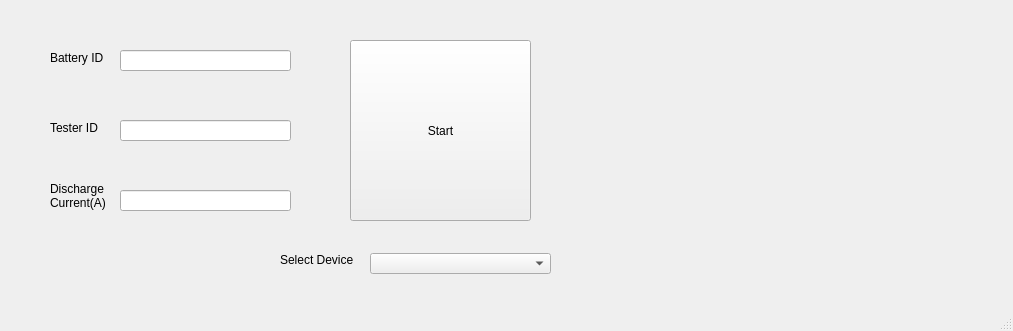
Before: the Qt Designer form mainwindow.ui in badgerloop-software/battery-testing-app, drawn with Qt 5.
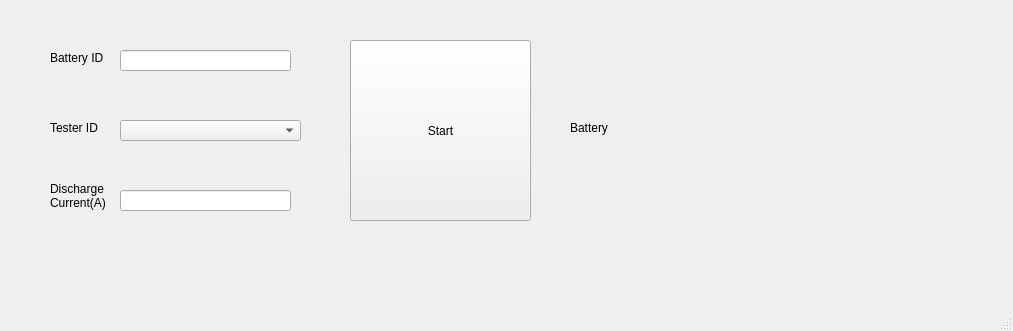
After: the same form once the commit is applied.

Commit message: idle thread & battery status indicator

Diff of the .ui file:
```diff
--- a/mainwindow.ui
+++ b/mainwindow.ui
@@ -27,16 +27,6 @@
      <string>Battery ID</string>
     </property>
    </widget>
-   <widget class="QLineEdit" name="testerID">
-    <property name="geometry">
-     <rect>
-      <x>120</x>
-      <y>120</y>
-      <width>171</width>
-      <height>21</height>
-     </rect>
-    </property>
-   </widget>
    <widget class="QLabel" name="label_2">
     <property name="geometry">
      <rect>
@@ -97,29 +87,42 @@
      <string>Start</string>
     </property>
    </widget>
-   <widget class="QLabel" name="label_4">
-    <property name="geometry">
-     <rect>
-      <x>280</x>
-      <y>250</y>
-      <width>91</width>
-      <height>20</height>
-     </rect>
-    </property>
-    <property name="text">
-     <string>Select Device</string>
-    </property>
-   </widget>
    <widget class="QComboBox" name="comboBox">
     <property name="geometry">
      <rect>
-      <x>370</x>
-      <y>253</y>
+      <x>120</x>
+      <y>120</y>
       <width>181</width>
       <height>21</height>
      </rect>
     </property>
    </widget>
+   <widget class="QLabel" name="label_4">
+    <property name="geometry">
+     <rect>
+      <x>570</x>
+      <y>120</y>
+      <width>51</width>
+      <height>16</height>
+     </rect>
+    </property>
+    <property name="text">
+     <string>Battery</string>
+    </property>
+   </widget>
+   <widget class="QLabel" name="BatteryStat">
+    <property name="geometry">
+     <rect>
+      <x>620</x>
+      <y>120</y>
+      <width>16</width>
+      <height>16</height>
+     </rect>
+    </property>
+    <property name="text">
+     <string/>
+    </property>
+   </widget>
   </widget>
   <widget class="QMenuBar" name="menubar">
    <property name="geometry">
```
The commit also changes 6 other files.
